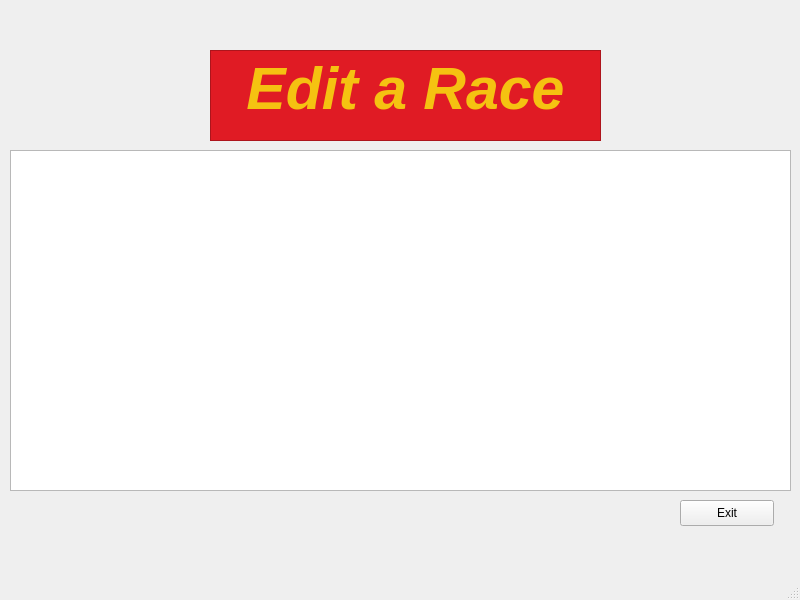
mateozorzi/practice-sdd, file editor/EditorMapas/selectcircuit.ui: the form before one commit.
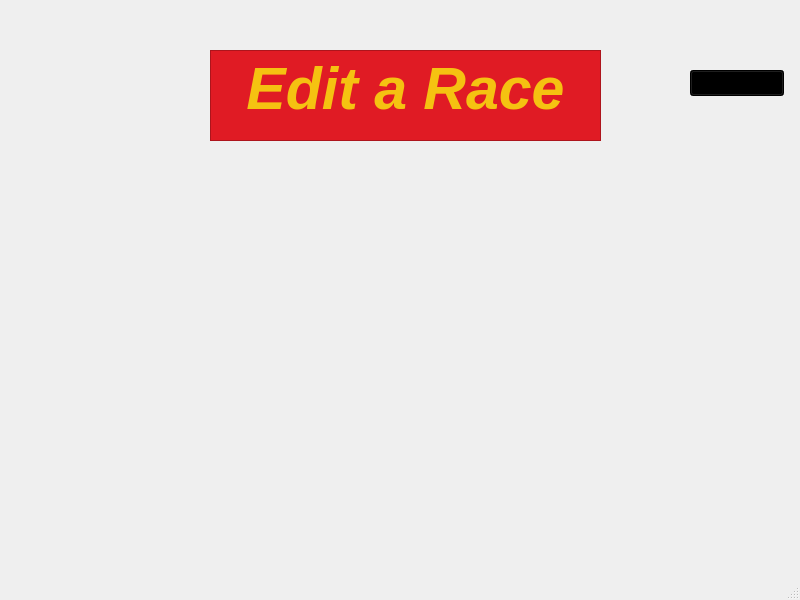
The form after the commit. Icons and pictures are not drawn.

The edit to the form file:
```diff
--- a/editor/EditorMapas/selectcircuit.ui
+++ b/editor/EditorMapas/selectcircuit.ui
@@ -84,12 +84,15 @@
    <widget class="QPushButton" name="pushButton">
     <property name="geometry">
      <rect>
-      <x>680</x>
-      <y>500</y>
+      <x>690</x>
+      <y>70</y>
       <width>94</width>
       <height>26</height>
      </rect>
     </property>
+    <property name="styleSheet">
+     <string notr="true">background-color: rgb(0, 0, 0);</string>
+    </property>
     <property name="text">
      <string>Exit</string>
     </property>
@@ -103,11 +106,42 @@
       <height>341</height>
      </rect>
     </property>
+    <property name="styleSheet">
+     <string notr="true">QTableWidget {
+background-color: transparent;
+alternate-background-color: transparent;
+text-align: center;
+}
+
+QTableWidget::item {
+color: black;
+font-size: 12pt;
+text-align: center;
+border: 1px solid black;
+padding: 8px;
+background-color: transparent;
+font-weight: normal;
+text-align: center;
+}
+
+QTableWidget::item:selected {
+background-color: #e0e0e0;
+}
+
+QHeaderView::section {
+color: white;
+font-size: 15pt;
+font-weight: bold;
+background-color: black;
+border: 0.5px solid black;
+text-align: center;
+}</string>
+    </property>
     <property name="editTriggers">
      <set>QAbstractItemView::EditTrigger::NoEditTriggers</set>
     </property>
     <attribute name="horizontalHeaderStretchLastSection">
-     <bool>true</bool>
+     <bool>false</bool>
     </attribute>
     <attribute name="verticalHeaderStretchLastSection">
      <bool>false</bool>
```
